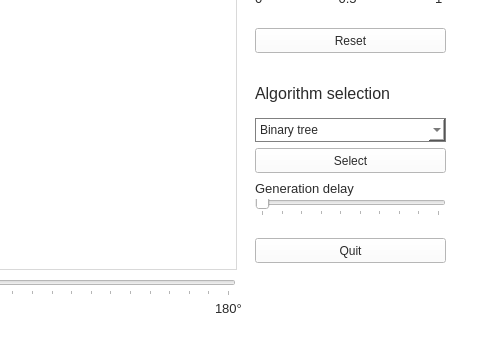
Old version of the form mainwindow.ui in the repository Maxlo24/Projet_Majeure_Arbre_3D; both pictures show x 565 to 1045 and y 292 to 646 of the 1045 by 646 pixel window.
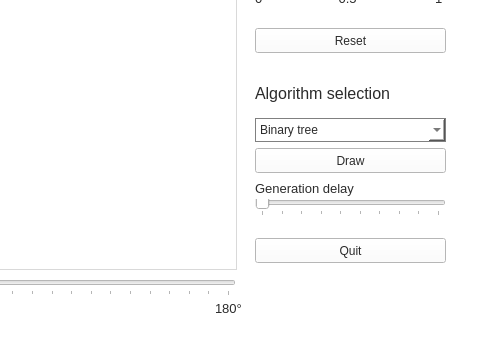
New version of the form.

Commit message: affichage continu

```diff
--- a/mainwindow.ui
+++ b/mainwindow.ui
@@ -83,7 +83,7 @@
 </string>
     </property>
     <property name="text">
-     <string>Select</string>
+     <string>Draw</string>
     </property>
     <property name="flat">
      <bool>false</bool>
```
The commit also changes 2 other files.
